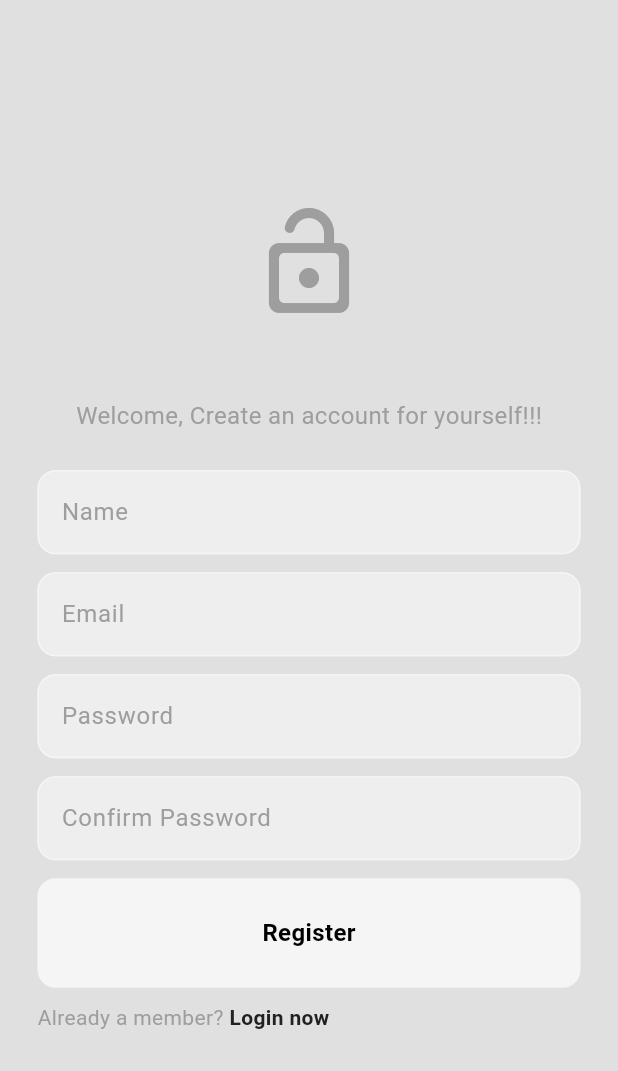
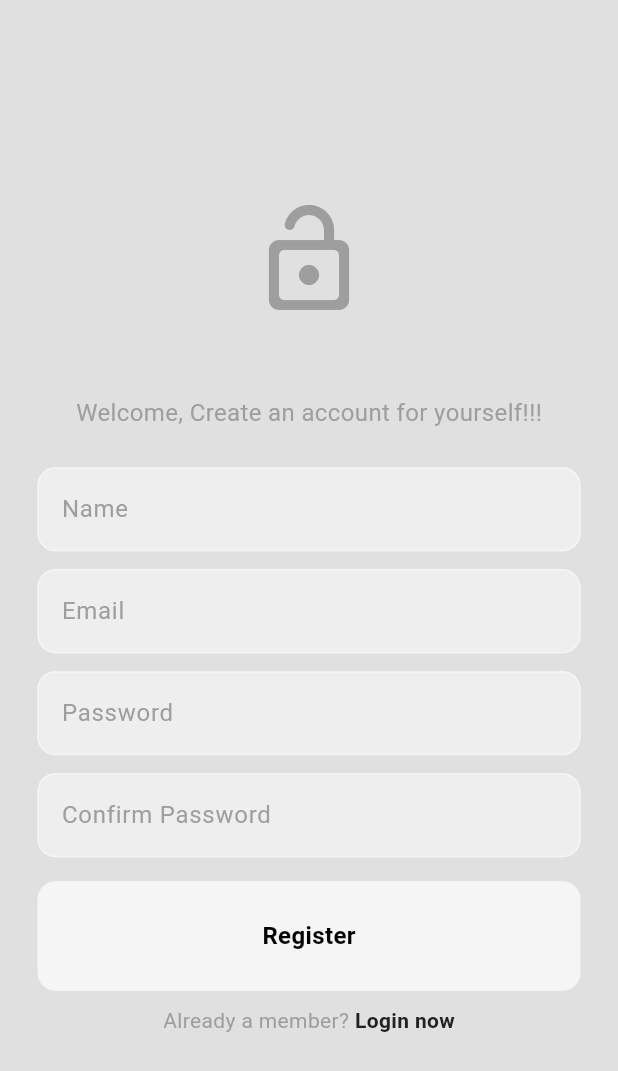
Before and after one commit to sudatra/flutter_social_media, a Flutter app: the screen it shows after launch, after a tap on "Register now", on a phone screen of 412 x 824 dp. Shown: the top 1071 px of the screen. Run offline on Flutter 3.47's test engine with Material 3 defaults, Android fonts, the phone set to English and light mode, and no system bars; our stand-ins replace firebase_auth, firebase_core, flutter_bloc; accounts and stored records are empty.

```diff
--- a/lib/features/auth/presentation/pages/login_page.dart
+++ b/lib/features/auth/presentation/pages/login_page.dart
@@ -57,7 +57,7 @@ class _LoginPageState extends State<LoginPage> {
                   obscureText: true
                 ),
 
-                const SizedBox(height: 12),
+                const SizedBox(height: 16),
                 CustomButton(
                   text: 'Login',
                   onTap: () {},
@@ -65,6 +65,7 @@ class _LoginPageState extends State<LoginPage> {
 
                 const SizedBox(height: 10),
                 Row(
+                  mainAxisAlignment: MainAxisAlignment.center,
                   children: [
                     Text(
                       "Not a member?",
--- a/lib/features/auth/presentation/pages/register_page.dart
+++ b/lib/features/auth/presentation/pages/register_page.dart
@@ -73,7 +73,7 @@ class _RegisterPageState extends State<RegisterPage> {
                   obscureText: true
                 ),
 
-                const SizedBox(height: 12),
+                const SizedBox(height: 16),
                 CustomButton(
                   text: 'Register',
                   onTap: () {},
@@ -81,6 +81,7 @@ class _RegisterPageState extends State<RegisterPage> {
 
                 const SizedBox(height: 10),
                 Row(
+                  mainAxisAlignment: MainAxisAlignment.center,
                   children: [
                     Text(
                       "Already a member?",
```
Also changed, not shown: 1 other file.
